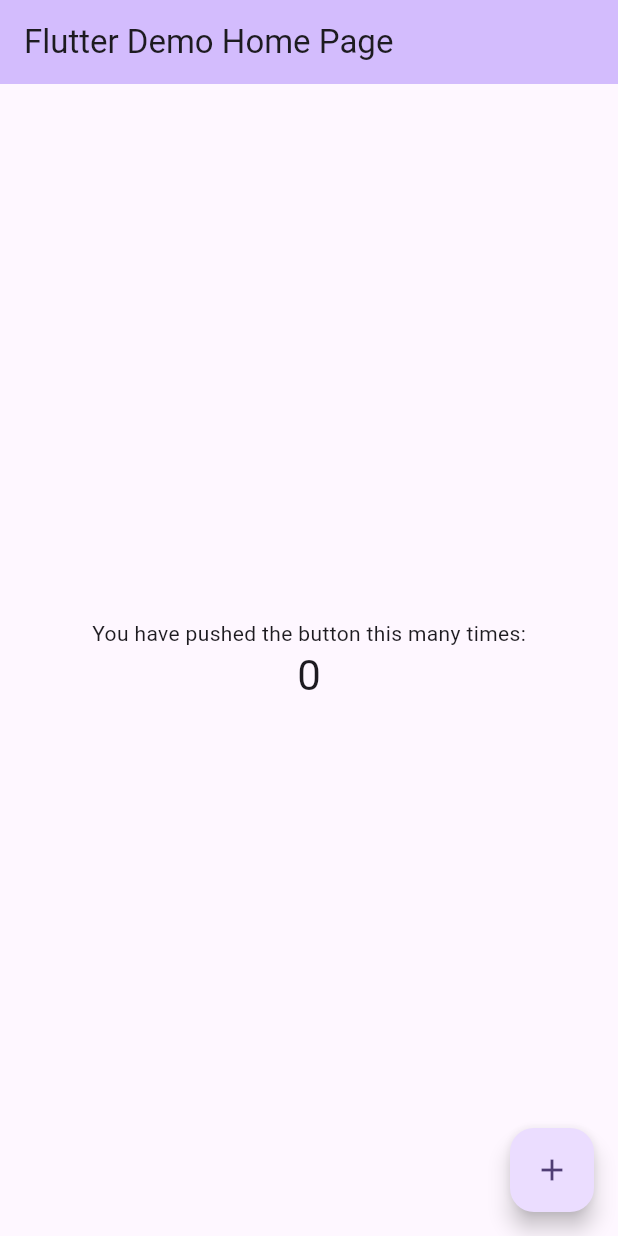
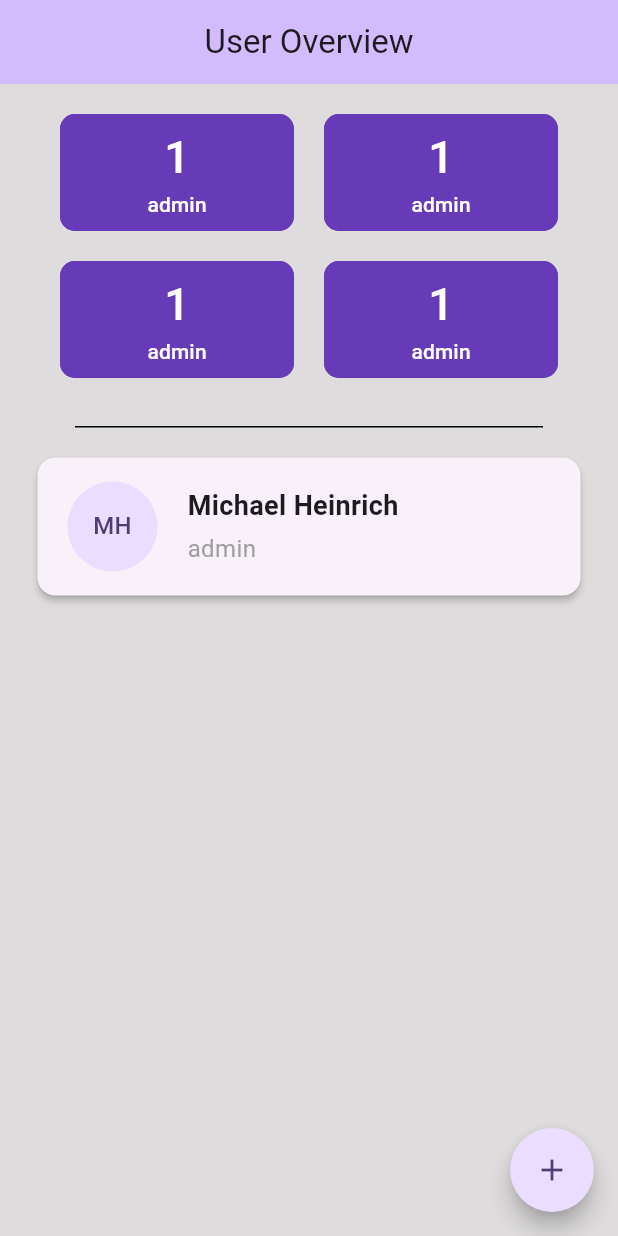
Before and after one commit to ToxicGamer-exe/UHK-Onboarding, a Flutter app: the screen it shows after launch, on a phone screen of 412 x 824 dp. Run offline on Flutter 3.47's test engine with Material 2 defaults, Android fonts, the light colour scheme and no system bars.

Commit message:
Homepage account design

```diff
--- a/lib/main.dart
+++ b/lib/main.dart
@@ -1,4 +1,5 @@
 import 'package:flutter/material.dart';
+import 'package:flutter/cupertino.dart';
 
 void main() {
   runApp(const MyApp());
@@ -10,18 +11,19 @@ class MyApp extends StatelessWidget {
   @override
   Widget build(BuildContext context) {
     return MaterialApp(
-      title: 'Flutter Demo',
+      title: 'UHK Demo',
       theme: ThemeData(
         colorScheme: ColorScheme.fromSeed(seedColor: Colors.deepPurple),
         useMaterial3: true,
       ),
-      home: const MyHomePage(title: 'Flutter Demo Home Page'),
+      home: const MyHomePage(title: 'User Overview'),
     );
   }
 }
 
 class MyHomePage extends StatefulWidget {
   const MyHomePage({super.key, required this.title});
+
   final String title;
 
   @override
@@ -29,40 +31,157 @@ class MyHomePage extends StatefulWidget {
 }
 
 class _MyHomePageState extends State<MyHomePage> {
-  int _counter = 0;
+  //TODO: Add some mock data and try to display the roles in the grid
+  List<Widget> _buildGridTileList(int count) => List.generate(
+    count,
+        (i) => FilledButton(
+        onPressed: null,
+        style: ButtonStyle(
+          backgroundColor: MaterialStateProperty.all<Color>(Colors.deepPurple),
+          foregroundColor: MaterialStateProperty.all<Color>(Colors.white),
+          shape: MaterialStateProperty.all<RoundedRectangleBorder>(
+            RoundedRectangleBorder(
+              borderRadius: BorderRadius.circular(10),
+              side: const BorderSide(color: Colors.deepPurple),
+            ),
+          ),
+        ),
+        child: const Column(
+          mainAxisAlignment: MainAxisAlignment.center,
+          crossAxisAlignment: CrossAxisAlignment.center,
+          children: [
+            Text('1', style: TextStyle(fontSize: 30)),
+            Text('admin'),
+          ],
+        ),
+      ),
+  );
 
-  void _incrementCounter() {
-    setState(() {
-      _counter++;
-    });
-  }
 
   @override
   Widget build(BuildContext context) {
     return Scaffold(
+      backgroundColor: Color(0xFFDEDCDC),
       appBar: AppBar(
         backgroundColor: Theme.of(context).colorScheme.inversePrimary,
         title: Text(widget.title),
+        centerTitle: true,
       ),
-      body: Center(
-        child: Column(
-          mainAxisAlignment: MainAxisAlignment.center,
-          children: <Widget>[
-            const Text(
-              'You have pushed the button this many times:',
+      body: ListView(
+        children: <Widget>[
+          GridView.count(
+            shrinkWrap: true,
+            crossAxisCount: 2,
+            mainAxisSpacing: 20,
+            crossAxisSpacing: 20,
+            childAspectRatio: 2,
+            padding: const EdgeInsets.symmetric(vertical: 20, horizontal: 40),
+            children: _buildGridTileList(4),
+          ),
+          // Container(
+          //   margin: EdgeInsets.symmetric(vertical: 8, horizontal: 150),
+          //   child: FilledButton(
+          //     onPressed: null,
+          //     child: Column(
+          //       children: [
+          //         Text('1'),
+          //         Text('admin'),
+          //       ],
+          //     ),
+          //     style: ButtonStyle(
+          //       padding: MaterialStateProperty.all<EdgeInsetsGeometry>(
+          //           EdgeInsets.all(15)),
+          //       backgroundColor:
+          //           MaterialStateProperty.all<Color>(Colors.deepPurple),
+          //       foregroundColor: MaterialStateProperty.all<Color>(Colors.white),
+          //       shape: MaterialStateProperty.all<RoundedRectangleBorder>(
+          //           RoundedRectangleBorder(
+          //               borderRadius: BorderRadius.circular(10),
+          //               side: BorderSide(color: Colors.deepPurple))),
+          //     ),
+          //   ),
+          // ),
+          // Container(
+          //   margin: EdgeInsets.symmetric(vertical: 8, horizontal: 150),
+          //   child: FilledButton(
+          //     onPressed: null,
+          //     child: Column(
+          //       children: [
+          //         Text('1'),
+          //         Text('admin'),
+          //       ],
+          //     ),
+          //     style: ButtonStyle(
+          //       padding: MaterialStateProperty.all<EdgeInsetsGeometry>(
+          //           EdgeInsets.all(15)),
+          //       backgroundColor:
+          //           MaterialStateProperty.all<Color>(Colors.deepPurple),
+          //       foregroundColor: MaterialStateProperty.all<Color>(Colors.white),
+          //       shape: MaterialStateProperty.all<RoundedRectangleBorder>(
+          //           RoundedRectangleBorder(
+          //               borderRadius: BorderRadius.circular(10),
+          //               side: BorderSide(color: Colors.deepPurple))),
+          //     ),
+          //   ),
+          // ),
+          const Divider(
+            color: Colors.black,
+            height: 25,
+            indent: 50,
+            endIndent: 50,
+          ),
+          Card(
+            margin: const EdgeInsets.symmetric(vertical: 8, horizontal: 25),
+            elevation: 2, // No shadow on the card to match iOS style
+            child: Container(
+              padding: const EdgeInsets.symmetric(vertical: 16, horizontal: 20),
+              child: const Row(
+                children: [
+                  SizedBox(
+                    width: 60,
+                    height: 60,
+                    child: CircleAvatar(radius: 20, child: Text('MH')),
+                  ),
+                  SizedBox(width: 20),
+                  Expanded(
+                    child: Column(
+                      crossAxisAlignment: CrossAxisAlignment.start,
+                      children: [
+                        Text('Michael Heinrich',
+                            style: TextStyle(
+                                fontSize: 18, fontWeight: FontWeight.bold)),
+                        SizedBox(height: 4),
+                        Text('admin',
+                            style: TextStyle(fontSize: 16, color: Colors.grey)),
+                      ],
+                    ),
+                  ),
+                  // CupertinoButton(
+                  //   onPressed: () {
+                  //     // Handle phone button tapped
+                  //   },
+                  //   child: Icon(CupertinoIcons.phone, size: 30),
+                  // ),
+                  // CupertinoButton(
+                  //   onPressed: () {
+                  //     // Handle mail button tapped
+                  //   },
+                  //   child: Icon(CupertinoIcons.mail, size: 30),
+                  // ),
+                ],
+              ),
             ),
-            Text(
-              '$_counter',
-              style: Theme.of(context).textTheme.headlineMedium,
-            ),
-          ],
-        ),
+          ),
+          // Add more Card widgets for other contacts
+        ],
       ),
-      floatingActionButton: FloatingActionButton(
-        onPressed: _incrementCounter,
-        tooltip: 'Increment',
-        child: const Icon(Icons.add),
+      floatingActionButton: const FloatingActionButton(
+        onPressed: null,
+        tooltip: 'add',
+        shape: CircleBorder(),
+        child: Icon(Icons.add),
       ),
+      // floatingActionButtonLocation: FloatingActionButtonLocation.centerFloat,
     );
   }
 }
--- /dev/null
+++ b/lib/types.dart
@@ -0,0 +1,12 @@
+//make a user schema
+
+class User {
+  final int id;
+  final String name;
+  final String surname;
+  final String password;
+  final String username;
+  final Role role;
+}
+
+enum Role { admin, manager, technician, asset, ghost }
```
Also changed, not shown: 1 other file.
